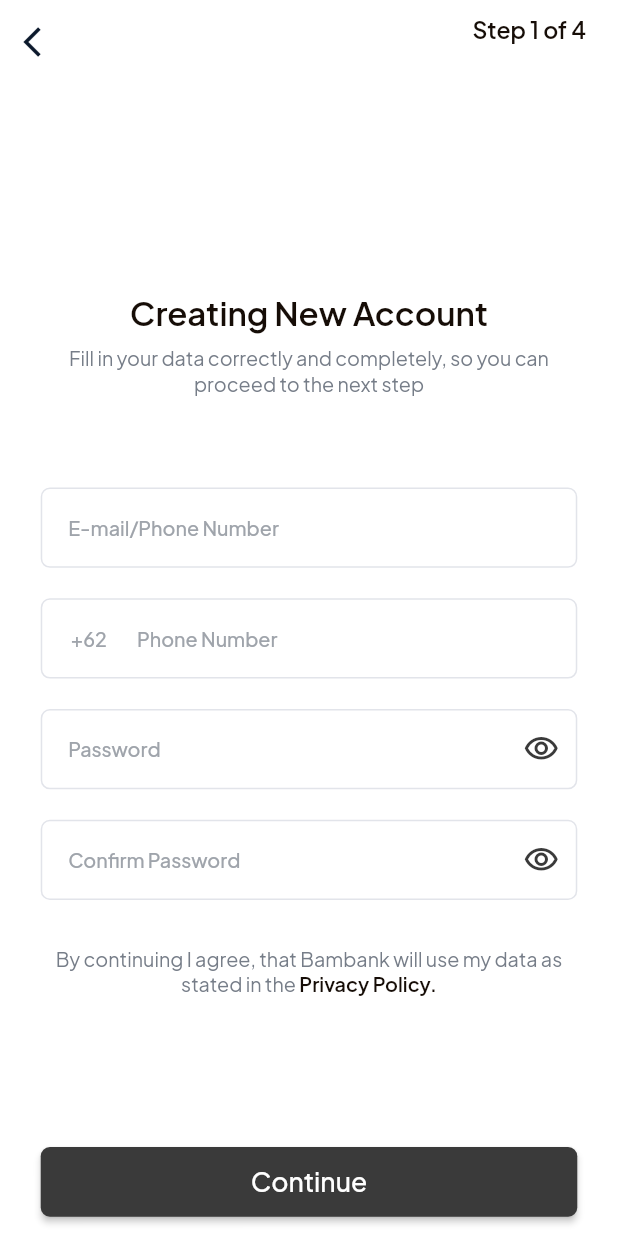
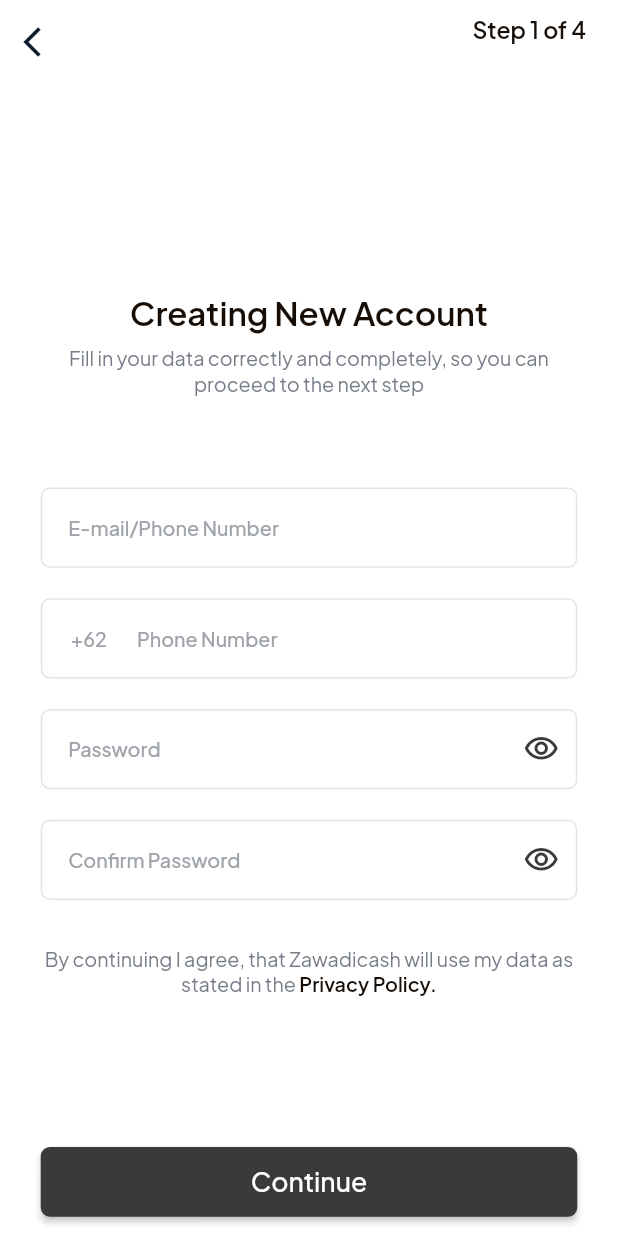
Before and after one commit to JonathanMonga/zawadicash_app, a Flutter app: the RegisterPage screen opened by its route, on a phone screen of 412 x 824 dp. Run offline on Flutter 3.47's test engine with Material 2 defaults, Android fonts, the phone set to English and light mode, and no system bars; our stand-ins replace badges, dotted_border, dotted_line, fl_chart, flutter_screenutil, flutter_slidable and 5 more; missing offline and left inert: face_camera, qr_code_scanner.

Commit message:
Initial commit.

```diff
--- a/lib/pages/auth/login/verification_page.dart
+++ b/lib/pages/auth/login/verification_page.dart
@@ -79,7 +79,7 @@ class _VerificationPageState extends State<VerificationPage> {
               SizedBox(
                 height: 20.h,
               ),
-              Text('+62 1223 **** 2133', style: mediumTextStyle),
+              Text('+243 99 69 80 422', style: mediumTextStyle),
               SizedBox(
                 height: 52.h,
               ),
--- a/lib/pages/auth/register/register_page.dart
+++ b/lib/pages/auth/register/register_page.dart
@@ -19,7 +19,16 @@ class RegisterPage extends StatelessWidget {
 
   @override
   Widget build(BuildContext context) {
-    return Scaffold(
+    return MultiProvider(
+        providers: [
+          ChangeNotifierProvider(
+            create: (context) => PasswordProvider(),
+          ),
+          ChangeNotifierProvider(
+            create: (context) => ConfirmPasswordProvider(),
+          ),
+        ],
+        child: Scaffold(
           backgroundColor: scaffoldColor,
           appBar: AppBar(
             backgroundColor: scaffoldColor,
@@ -165,7 +174,7 @@ class RegisterPage extends StatelessWidget {
                         children: [
                           TextSpan(
                               text:
-                              'By continuing I agree, that Bambank will use my data as stated in the ',
+                                  'By continuing I agree, that Zawadicash will use my data as stated in the ',
                               style: xSmallTextStyle),
                           TextSpan(
                             text: 'Privacy Policy.',
@@ -203,6 +212,6 @@ class RegisterPage extends StatelessWidget {
               ),
             ),
           ),
-    );
+        ));
   }
 }
```
Also changed, not shown: lib/main.dart (+2 -19 lines), lib/pages/auth/login/login_page.dart (+10 -4 lines), lib/widgets/select_card.dart (+4 -3 lines). Lines whose indentation alone changed are shown as unchanged.
